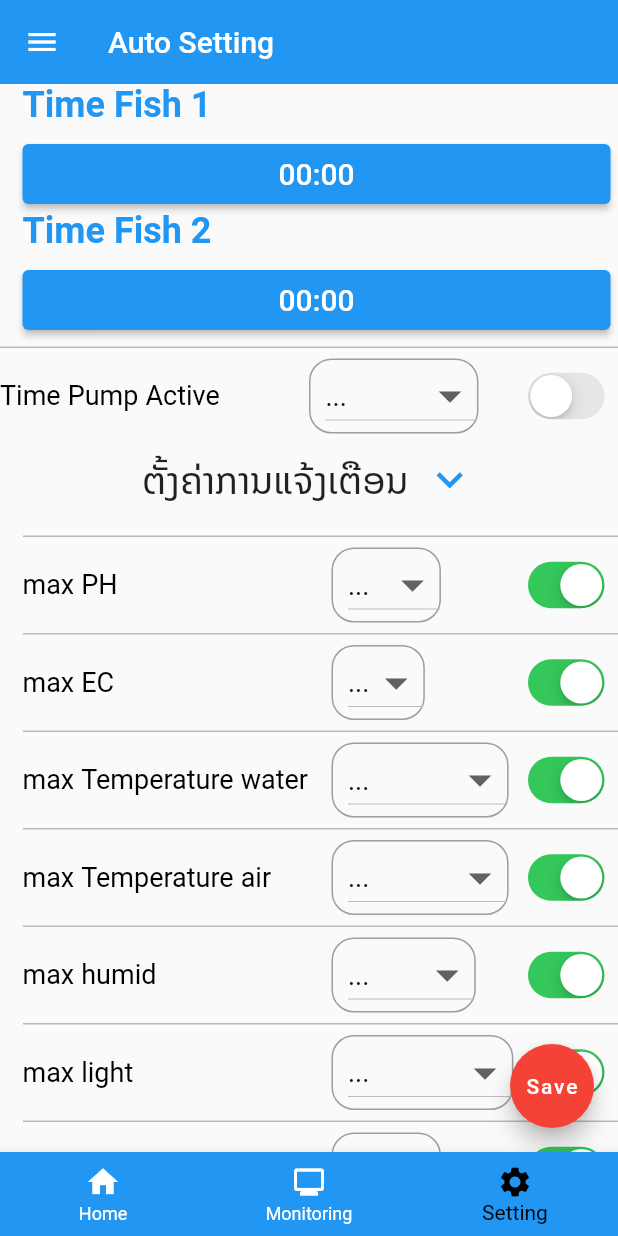
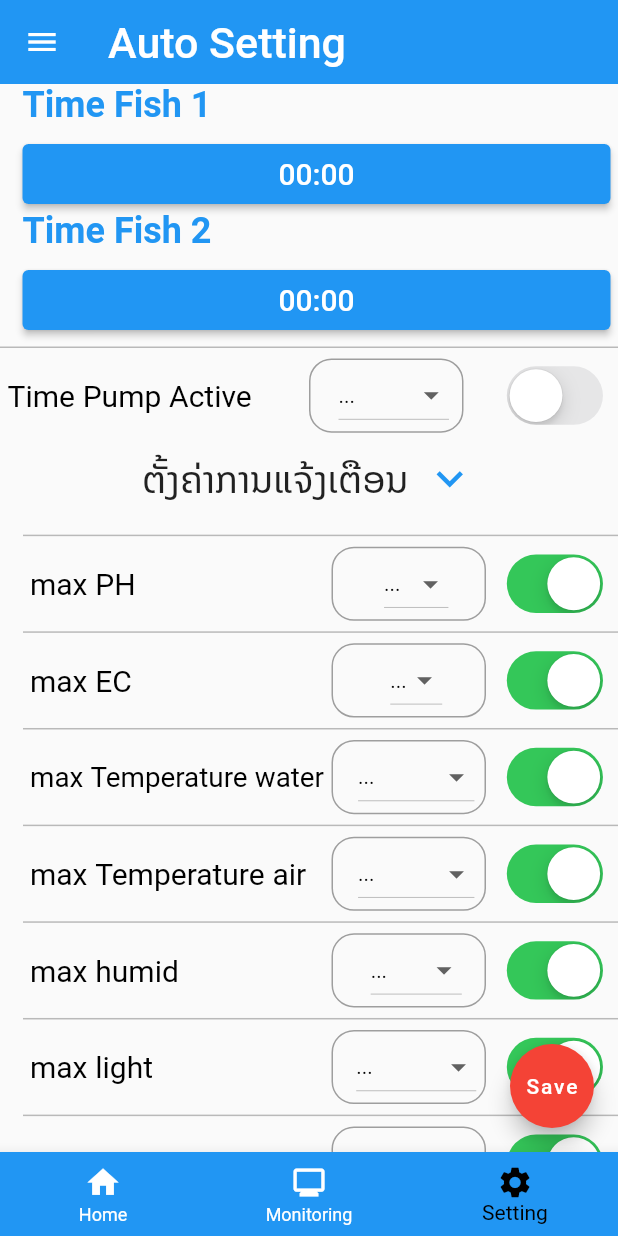
Before and after one commit to anousoneFS/project_x, a Flutter app: the TabsScreen screen opened by its route, item 3 of the bottom bar chosen, on a phone screen of 412 x 824 dp. Run offline on Flutter 3.47's test engine with Material 2 defaults, Android fonts, the phone set to English and light mode, and no system bars; our stand-ins replace connectivity, csv, firebase_auth, firebase_core, firebase_database, flutter_svg and 7 more; missing offline and left inert: email_auth; accounts and stored records are empty.

Commit message:
fix responsive

```diff
--- a/lib/models/sensor_data_model.dart
+++ b/lib/models/sensor_data_model.dart
@@ -10,13 +10,13 @@ class SensorData {
   final int light;
 
   SensorData({
-    this.time,
-    this.tempAir,
-    this.tempWater,
-    this.ec,
-    this.ph,
-    this.humid,
-    this.light,
+    this.time = '1-6-2021 7:00',
+    this.tempAir = 0,
+    this.tempWater = 0,
+    this.ec = 0,
+    this.ph = 0,
+    this.humid = 0,
+    this.light = 0,
   });
 
   SensorData.formList(List<dynamic> list)
--- a/lib/providers/firebase_api.dart
+++ b/lib/providers/firebase_api.dart
@@ -27,10 +27,10 @@ class FirebaseApi with ChangeNotifier {
   List<List<dynamic>> _sensorData = [
     ['time', 'temperature', 'humidity', 'ph', 'ec', 'light'],
   ];
-  List<SensorData> _sensorDataObj;
+  List<SensorData> _sensorDataObj = [];
 
-  List<List<dynamic>> _sensorSubData;
-  List<SensorData> _sensorSubDataObj;
+  List<List<dynamic>> _sensorSubData = [];
+  List<SensorData> _sensorSubDataObj = [];
 
   String _formDate = 'Form';
   String _untilDate = 'Until';
@@ -57,13 +57,21 @@ class FirebaseApi with ChangeNotifier {
 
   void setSubDataObj() {
     // ເອົາຂໍ້ມູນທັງໝົດ ມາແບ່ງສ່ວນ
+    if(_sensorDataObj.length > 1){
       _sensorSubDataObj = _sensorDataObj.sublist(_indexBegin, _indexEnding);
+    }else{
+      _sensorSubDataObj = _sensorDataObj;
+    }
     notifyListeners();
   }
 
   void setSubData() {
     // ເອົາຂໍ້ມູນທັງໝົດ ມາແບ່ງສ່ວນ
+    if(_sensorData.length > 1){
       _sensorSubData = _sensorData.sublist(_indexBegin, _indexEnding);
+    }else{
+     _sensorSubData = _sensorData;
+    }
     notifyListeners();
   }
 
@@ -140,7 +148,6 @@ class FirebaseApi with ChangeNotifier {
 
         List<DateTime> _timeSort = [..._timeUnsort];
         _timeSort.sort((a, b) => a.compareTo(b));
-        // print('my time sort = $_timeSort');
         // ຊອກຫາ index ຂອງເວລາທີ່ຈັດລຽງແລ້ວ
         List<int> _timeIndexSort = [];
         for (var i = 0; i < _timeSort.length; i++) {
@@ -163,10 +170,14 @@ class FirebaseApi with ChangeNotifier {
         // type = List<dynamic>
         _sensorData = [..._finalDataSorted];
         //ປ່ຽນໄປເປັນ Object  List<dynamic> ==> SensorData()
+        if(_sensorData.length > 1){
           _sensorDataObj = _sensorData
               .sublist(1)
               .map((list) => SensorData.formList(list))
               .toList();
+        }else{
+          _sensorDataObj = [SensorData(time: '0-0-0 00:00', tempAir: 0, tempWater: 0, ec: 0, ph: 0, humid: 0, light: 0)];
+        }
         // ===> set Sub Data
         setSubData();
         setSubDataObj();
@@ -180,7 +191,7 @@ class FirebaseApi with ChangeNotifier {
     } catch (error) {
       print('---- Have Error fetch data sensor in provider----');
       Fluttertoast.showToast(
-        msg: 'Connection Failed!',
+        msg: 'Connection Failed! api',
         timeInSecForIosWeb: 3,
       );
       print(error);
--- a/lib/screens/home_screen.dart
+++ b/lib/screens/home_screen.dart
@@ -145,7 +145,7 @@ class _HomeScreenState extends State<HomeScreen> {
 
   Widget buildSwitchControlWithHeaderWidget(Size size, String title, Function func, bool valueOnOff) {
     return Padding(
-            padding:  EdgeInsets.symmetric(horizontal: size.width * 0.23),
+            padding:  EdgeInsets.symmetric(horizontal: size.width * 0.10),
             child: Container(
               child: Row(
                 children: [
--- a/lib/screens/tab_screen.dart
+++ b/lib/screens/tab_screen.dart
@@ -13,7 +13,6 @@ import '../components/main_drawer.dart';
 import '../screens/home_screen.dart';
 import '../screens/monitor_screen.dart';
 import 'package:connectivity/connectivity.dart';
-
 
 class TabsScreen extends StatefulWidget {
   static const routeName = '/tabs_screen';
@@ -33,7 +32,7 @@ class _TabsScreenState extends State<TabsScreen> {
   final Connectivity _connectivity = Connectivity();
   StreamSubscription<ConnectivityResult> _connectivitySubscription;
 
-  void initState()  {
+  void initState() {
     initConnectivity();
     _connectivitySubscription =
         _connectivity.onConnectivityChanged.listen(_updateConnectionStatus);
@@ -81,31 +80,33 @@ class _TabsScreenState extends State<TabsScreen> {
     super.dispose();
   }
 
-
-  void didChangeDependencies(){
+  void didChangeDependencies() {
     print('--- Call didChangeDependencies on TabsScreen ----');
     browse();
     super.didChangeDependencies();
   }
 
-  Future<void> browse()async{
-    if(_isFirst){
-      try{
+  Future<void> browse() async {
+    if (_isFirst) {
+      try {
         setState(() {
           loading = true;
         });
         await Provider.of<FirebaseApi>(context, listen: false).fetchData();
         // ຖ້າມີ Error ຄຳສັ່ງຕໍ່ໄປຈະບໍ່ຖືກເອີ້ນໃຊ້ຈະເອີ້ນໃຊ້ catch ເລີຍ
         print("=== > if connected the next function was call");
-        await Provider.of<SettingProvider>(context, listen: false).fetchData().then((_){
-          Provider.of<FirebaseApi>(context, listen: false).setConnectionStatus('');
+        await Provider.of<SettingProvider>(context, listen: false)
+            .fetchData()
+            .then((_) {
+          Provider.of<FirebaseApi>(context, listen: false)
+              .setConnectionStatus('');
         });
-      }catch(error){
+      } catch (error) {
         print("---- Have Error fetchData on Tab Screen---");
         // await Provider.of<FirebaseApi>(context, listen: false).fetchDataFormLocalDb();
         // await Provider.of<SettingProvider>(context, listen: false).fetchDataFormLocalDb();
         // print(error);
-      }finally{
+      } finally {
         setState(() {
           loading = false;
         });
@@ -122,9 +123,15 @@ class _TabsScreenState extends State<TabsScreen> {
 
   @override
   Widget build(BuildContext context) {
+    Size size = MediaQuery.of(context).size;
     return Scaffold(
       appBar: AppBar(
-        title: Text(_pages[_selectedPageIndex]['title']),
+        title: Container(
+          height: size.height * 0.04,
+          child: FittedBox(
+            child: Text(_pages[_selectedPageIndex]['title']),
+          ),
+        ),
         elevation: 0,
       ),
       drawer: MainDrawer(),
@@ -143,18 +150,48 @@ class _TabsScreenState extends State<TabsScreen> {
         items: [
           BottomNavigationBarItem(
             backgroundColor: Theme.of(context).primaryColor,
-            icon: Icon(Icons.home),
-            title: Text("Home"),
+            icon: Container(
+              height: size.height * 0.03,
+              child: FittedBox(
+                child: Icon(Icons.home),
+              ),
+            ),
+            title: Container(
+              height: size.height * 0.028,
+              child: FittedBox(
+                child: Text("Home"),
+              ),
+            ),
           ),
           BottomNavigationBarItem(
             backgroundColor: Theme.of(context).primaryColor,
-            icon: Icon(Icons.monitor),
-            title: Text("Monitoring"),
+            icon: Container(
+              height: size.height * 0.03,
+              child: FittedBox(
+                child: Icon(Icons.monitor),
+              ),
+            ),
+            title: Container(
+              height: size.height * 0.028,
+              child: FittedBox(
+                child: Text("Monitoring"),
+              ),
+            ),
           ),
           BottomNavigationBarItem(
             backgroundColor: Theme.of(context).primaryColor,
-            icon: Icon(Icons.settings),
-            title: Text("Setting"),
+            icon: Container(
+              height: size.height * 0.03,
+              child: FittedBox(
+                child: Icon(Icons.settings),
+              ),
+            ),
+            title: Container(
+              height: size.height * 0.028,
+              child: FittedBox(
+                child: Text("Setting"),
+              ),
+            ),
           ),
         ],
       ),
@@ -174,15 +211,19 @@ class _TabsScreenState extends State<TabsScreen> {
       case ConnectivityResult.none:
         print('==> internet Unknown');
         setState(() => _connectionStatus = 'Unknown');
-        Provider.of<FirebaseApi>(context, listen: false).setConnectionStatus(_connectionStatus);
+        Provider.of<FirebaseApi>(context, listen: false)
+            .setConnectionStatus(_connectionStatus);
         Fluttertoast.showToast(
           msg: 'Connection Failed!',
           timeInSecForIosWeb: 3,
         );
         print('fetch data from Local DB in case Unknown');
-        await Provider.of<HomeProvider>(context, listen: false).fetchDataFromLocalDb();
-        await Provider.of<FirebaseApi>(context, listen: false).fetchDataFormLocalDb();
-        await Provider.of<SettingProvider>(context, listen: false).fetchDataFormLocalDb();
+        await Provider.of<HomeProvider>(context, listen: false)
+            .fetchDataFromLocalDb();
+        await Provider.of<FirebaseApi>(context, listen: false)
+            .fetchDataFormLocalDb();
+        await Provider.of<SettingProvider>(context, listen: false)
+            .fetchDataFormLocalDb();
         break;
       default:
         print('==> connectivity failed');
@@ -191,7 +232,7 @@ class _TabsScreenState extends State<TabsScreen> {
     }
     print('@@@ ===> connectionStatus = $_connectionStatus');
     // ເພືອ່ແຈ້ງອັບເດດຄ່າຢູ່ homeScreen
-    Provider.of<FirebaseApi>(context, listen: false).setConnectionStatus(_connectionStatus);
+    Provider.of<FirebaseApi>(context, listen: false)
+        .setConnectionStatus(_connectionStatus);
   }
-
 }
--- a/lib/widgets/dropdown_header_widget.dart
+++ b/lib/widgets/dropdown_header_widget.dart
@@ -85,14 +85,20 @@ class _DropDownWidgetState extends State<DropDownWidget> {
         children: [
           Container(
             width: size.width * 0.5,
+            height: size.height * 0.055,
+            padding: EdgeInsets.symmetric(horizontal: 5),
+            alignment: Alignment.centerLeft,
+            child: FittedBox(
+              fit: BoxFit.fitWidth,
               child: Text(
                 widget.title,
                 style: TextStyle(
-                fontSize: 18,
+                  fontSize: 20,
                   color: Colors.black,
                   fontFamily: 'NotoSansLao',
                 ),
                 overflow: TextOverflow.ellipsis,
+              ),
             ),
           ),
           Container(
@@ -102,6 +108,10 @@ class _DropDownWidgetState extends State<DropDownWidget> {
               border: Border.all(width: 1, color: Colors.grey),
               borderRadius: BorderRadius.circular(15),
             ),
+            width: size.width * 0.25,
+            height: size.height * 0.06,
+            child: FittedBox(
+              fit: BoxFit.fitHeight,
               child: DropdownButton(
                 value: valueChooseLocal == 'null'
                     ? '...'
@@ -117,13 +127,14 @@ class _DropDownWidgetState extends State<DropDownWidget> {
                 onChanged: (newValue) => onChangeDropDown(newValue),   // call this when selected
                 dropdownColor: Colors.white,
                 icon: Icon(Icons.arrow_drop_down),
-              iconSize: 36,
+                // iconSize: 36,
                 isExpanded: false,
                 elevation: 5,
                 style: TextStyle(
                   color: Colors.black,
-                fontSize: 18,
+                  // fontSize: 18,
                   fontFamily: "NotoSansLao",
+                ),
               ),
             ),
           ),
@@ -207,7 +218,12 @@ class _DropDownHeaderWidgetState extends State<DropDownHeaderWidget> {
                   title: widget.title,
                 ),
                 Spacer(),
-                CupertinoSwitch(
+                Container(
+                  width: size.width * 0.18,
+                  height: size.height * 0.055,
+                  child: FittedBox(
+                    fit: BoxFit.fitWidth,
+                    child: CupertinoSwitch(
                       value: valNotify ?? false,
                       onChanged: (bool newValue) {
                         setState(() {
@@ -218,6 +234,8 @@ class _DropDownHeaderWidgetState extends State<DropDownHeaderWidget> {
                         });
                       },
                     ),
+                  ),
+                ),
               ],
             ),
           ),
--- a/lib/widgets/single_line_chart_widget.dart
+++ b/lib/widgets/single_line_chart_widget.dart
@@ -21,8 +21,8 @@ class SingleLineChartWidget extends StatelessWidget {
                 series: <ChartSeries>[
                   LineSeries<ChartData, DateTime>(
                     dataSource: chartData,
-                    xValueMapper: (ChartData sale, _) => sale.xAxis,
-                    yValueMapper: (ChartData sale, _) => sale.yAxis,
+                    xValueMapper: (ChartData chart, _) => chart.xAxis ?? DateTime.now(),
+                    yValueMapper: (ChartData chart, _) => chart.yAxis ?? 10,
                   ),
                 ],
                 primaryXAxis: DateTimeAxis(
```
Also changed, not shown: lib/screens/chart_screen.dart (+17 -7 lines), lib/screens/monitor_screen.dart (+23 -7 lines), 1 other file. Lines whose indentation alone changed are shown as unchanged.
